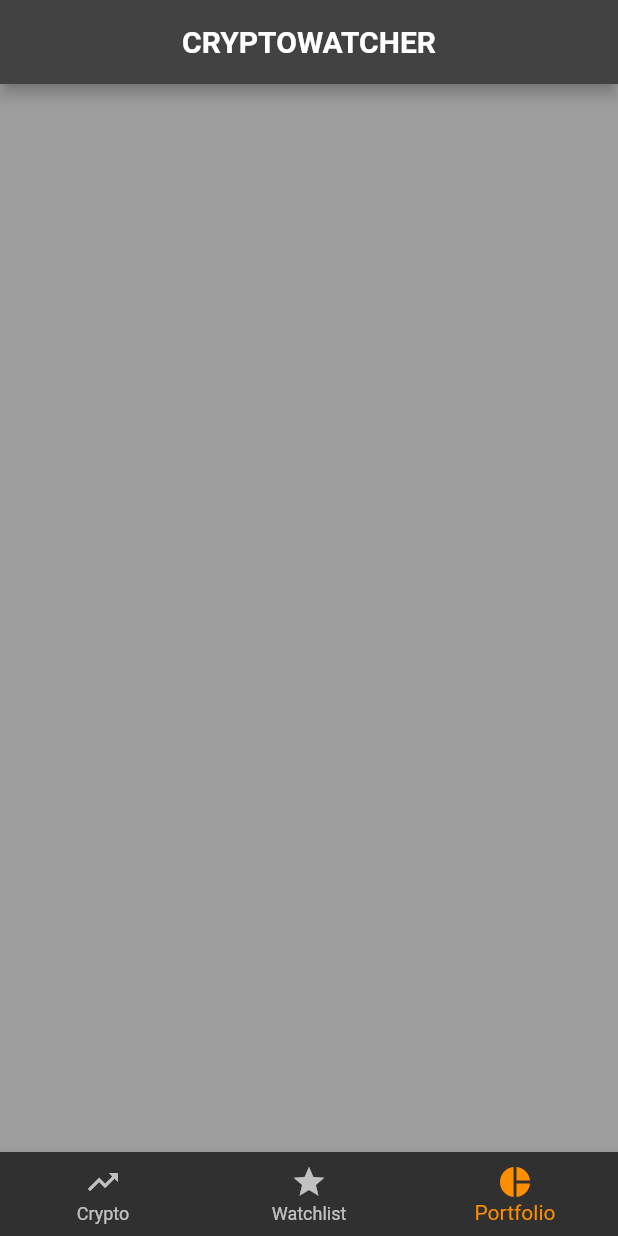
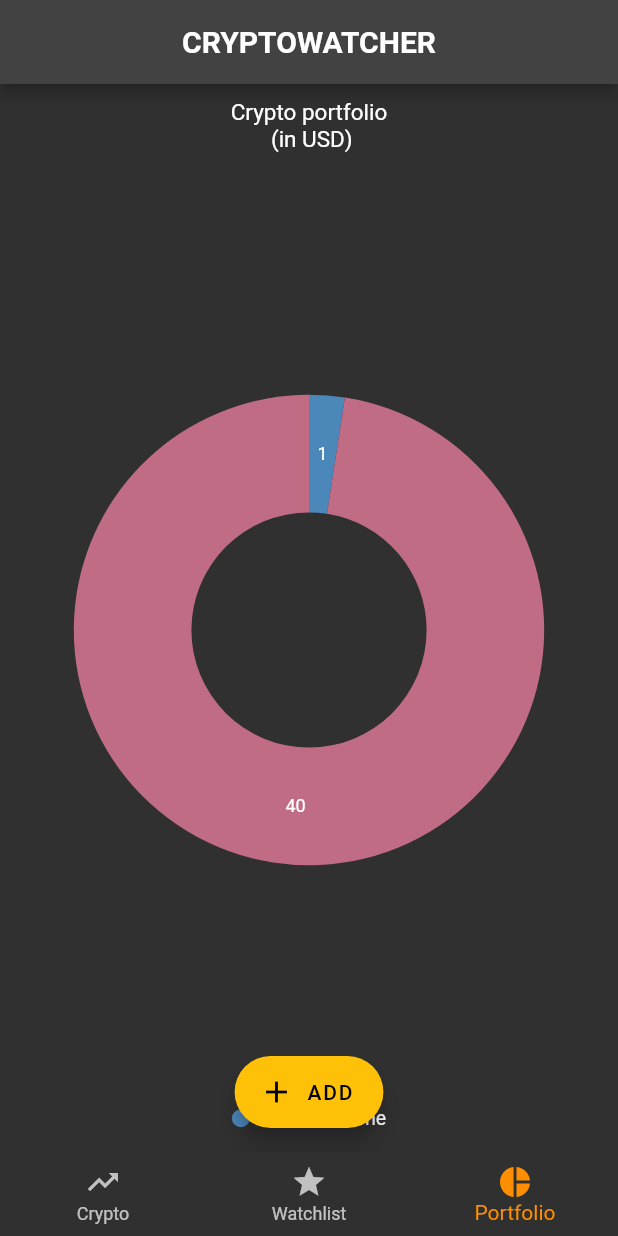
Before and after one commit to hiroexe/Progetto-CryptoWatcher, a Flutter app: the screen it shows after launch, item 3 of the bottom bar chosen, on a phone screen of 412 x 824 dp. Run offline on Flutter 3.47's test engine with Material 2 defaults, Android fonts, the phone set to English and light mode, and no system bars; our stand-ins replace syncfusion_flutter_charts; network calls fail.

Commit message:
agginto layout portfolioScreen manca il back-end

```diff
--- a/lib/main.dart
+++ b/lib/main.dart
@@ -1,5 +1,5 @@
 //https://github.com/hiroexe/Progetto-CryptoWatcher.git
-
+//aaaaaaaaaaaaaaaaaaaaaaaaaaaaaaaaaaaaaaaaaaaaaaaaaaa
 import 'package:crypto_tracker/screens/home_screen.dart';
 import 'package:flutter/material.dart';
 void main() => runApp(const MyApp());
@@ -9,7 +9,6 @@ class MyApp extends StatelessWidget {
 
   @override
   Widget build(BuildContext context) {
-    var textSize = Theme.of(context).textTheme;
     return MaterialApp(theme: ThemeData.dark(), home : const HomeScreen(),);
   }
 }
--- a/lib/screens/home_screen.dart
+++ b/lib/screens/home_screen.dart
@@ -52,7 +52,7 @@ class HomeScreenState extends State<HomeScreen> {
           ),
           BottomNavigationBarItem(
             icon: Icon(Icons.star),
-            label: 'Watchlist',
+            label : ('Watchlist'),
           ),
           BottomNavigationBarItem(
             icon: Icon(Icons.pie_chart),
--- a/lib/screens/portfolio_screen.dart
+++ b/lib/screens/portfolio_screen.dart
@@ -1,4 +1,9 @@
+
+import 'package:crypto_tracker/models/crypto_model.dart';
 import 'package:flutter/material.dart';
+import 'package:http/http.dart';
+import 'package:syncfusion_flutter_charts/charts.dart';
+
 class PortfolioScreen extends StatefulWidget {
   const PortfolioScreen({Key? key}) : super(key: key);
 
@@ -6,9 +11,58 @@ class PortfolioScreen extends StatefulWidget {
   State<PortfolioScreen> createState() => _PortfolioScreenState();
 }
 
+class CryptoData {
+  CryptoData(this.name, this.price);
+   String name;
+   num price;
+}
+
+List<CryptoData> getChartData() {
+  final List<CryptoData> chartData = [
+    CryptoData("XRP", 1,),
+    CryptoData("name", 40)
+  ];
+
+  return chartData;
+}
+
 class _PortfolioScreenState extends State<PortfolioScreen> {
   @override
+  void initState() {
+    _chartData = getChartData();
+    _tooltipBehavior = TooltipBehavior(enable: true);
+    super.initState();
+  }
+
+  late List<CryptoData> _chartData;
+  late TooltipBehavior _tooltipBehavior;
+
+  @override
   Widget build(BuildContext context) {
-    return Container();
-  }
+    return Scaffold(
+            body: SfCircularChart(
+                title: ChartTitle(text: 'Crypto portfolio \n (in USD)'),
+                legend: Legend(
+                isVisible: true, overflowMode: LegendItemOverflowMode.wrap),
+                tooltipBehavior: _tooltipBehavior,
+                series: <CircularSeries>[
+                DoughnutSeries<CryptoData, String>(
+                  dataSource: _chartData,
+                  xValueMapper: (CryptoData data, _) => data.name,
+                  yValueMapper: (CryptoData data, _) => data.price,
+                  dataLabelSettings: const DataLabelSettings(isVisible: true),
+                  enableTooltip: true,
+                )
+              ],
+            ),
+      floatingActionButtonLocation: FloatingActionButtonLocation.centerFloat,
+      floatingActionButton: const FloatingActionButton.extended(
+        onPressed: getChartData,
+        backgroundColor: Colors.amber,
+        label: Text("ADD"),
+        icon: Icon(Icons.add),
+
+      )
+    );
+    }
 }
--- a/pubspec.yaml
+++ b/pubspec.yaml
@@ -30,6 +30,7 @@ dependencies:
   http: ^0.13.4
   flutter:
     sdk: flutter
+  syncfusion_flutter_charts: ^19.1.56
 
 
 
```
Also changed, not shown: lib/models/card_model.dart (+0 -31 lines), lib/models/crypto_model.dart (+2 -31 lines), lib/screens/crypto_screen.dart (+1 -18 lines), pubspec.lock.
